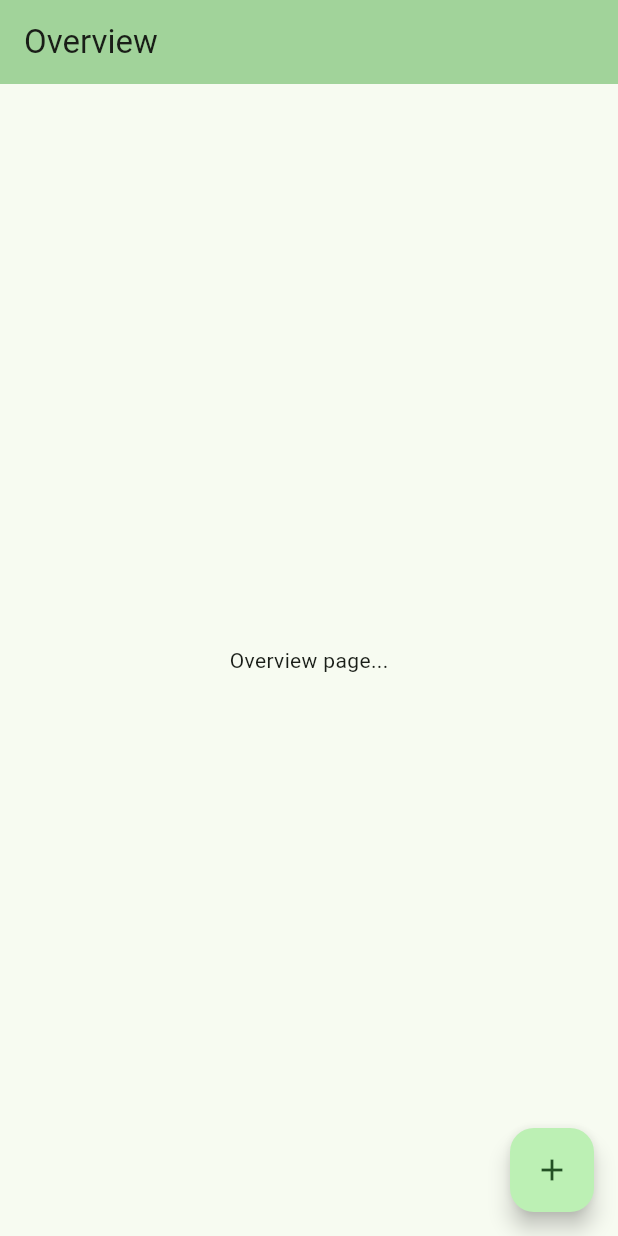
After one commit to BenMerken/sis_handicrafts_manager, a Flutter app: the screen it shows after launch, on a phone screen of 412 x 824 dp. The commit adds this screen. Run offline on Flutter 3.47's test engine with Material 3 defaults, Android fonts, the phone set to English and light mode, and no system bars.

Commit message:
chore(overview page): Separate overview page widget from main entrypoint file in its own file, and make it a stateless widget

```diff
--- /dev/null
+++ b/lib/pages/overview/page.dart
@@ -0,0 +1,34 @@
+import 'package:flutter/material.dart';
+
+class OverviewPage extends StatelessWidget {
+  const OverviewPage({super.key, required this.title});
+
+  static final _snackbar = SnackBar(content: Text('Coming soon!'));
+
+  final String title;
+
+  @override
+  Widget build(BuildContext context) {
+    void createNewCollection() {
+      ScaffoldMessenger.of(context).showSnackBar(_snackbar);
+    }
+
+    return Scaffold(
+      appBar: AppBar(
+        backgroundColor: Theme.of(context).colorScheme.inversePrimary,
+        title: Text(title),
+      ),
+      body: Center(
+        child: Column(
+          mainAxisAlignment: MainAxisAlignment.center,
+          children: <Widget>[const Text('Overview page...')],
+        ),
+      ),
+      floatingActionButton: FloatingActionButton(
+        onPressed: createNewCollection,
+        tooltip: 'Add a new collection',
+        child: const Icon(Icons.add),
+      ),
+    );
+  }
+}
```
Also changed, not shown: lib/main.dart (+2 -48 lines).
